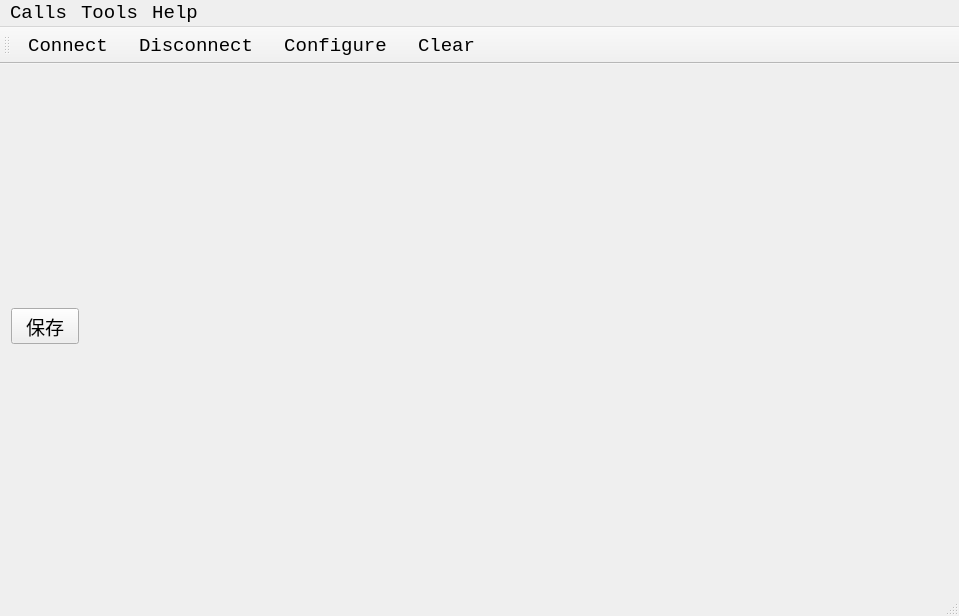
Qt form terminal/mainwindow.ui (isliulin/QT43) before a commit.
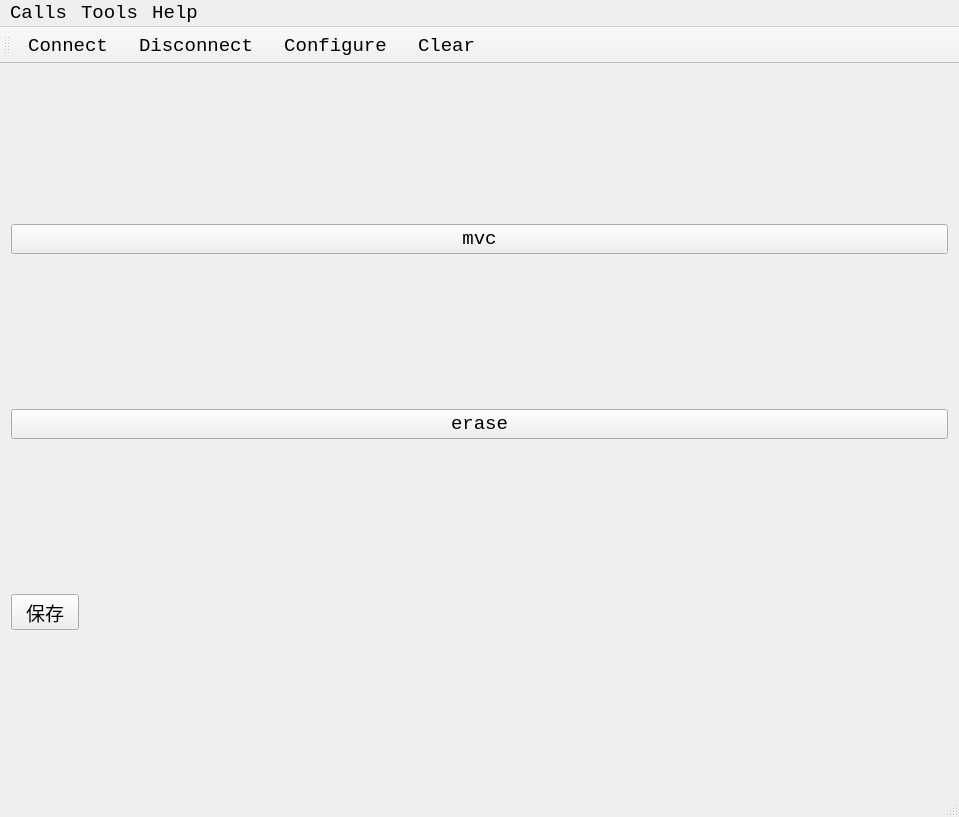
The same form after that commit. Icons and pictures are not drawn.

Diff of the .ui file:
```diff
--- a/terminal/mainwindow.ui
+++ b/terminal/mainwindow.ui
@@ -7,7 +7,7 @@
     <x>0</x>
     <y>0</y>
     <width>959</width>
-    <height>616</height>
+    <height>817</height>
    </rect>
   </property>
   <property name="font">
@@ -24,6 +24,20 @@
   </property>
   <widget class="QWidget" name="centralWidget">
    <layout class="QVBoxLayout" name="verticalLayout">
+    <item>
+     <widget class="QPushButton" name="pushButton">
+      <property name="text">
+       <string>mvc</string>
+      </property>
+     </widget>
+    </item>
+    <item>
+     <widget class="QPushButton" name="pushButton_2">
+      <property name="text">
+       <string>erase</string>
+      </property>
+     </widget>
+    </item>
     <item>
      <widget class="QToolButton" name="toolButton">
       <property name="text">
```
Left out of the diff: 2 changed lines with no effect on the pictures.
